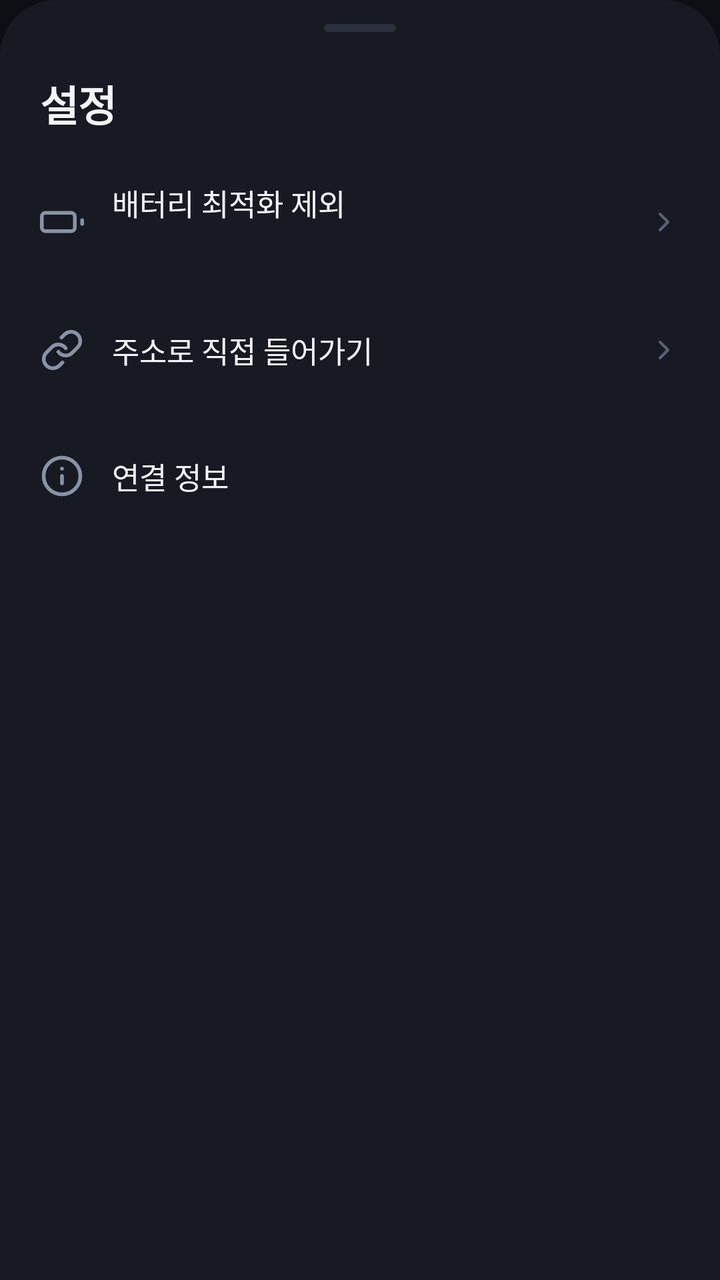
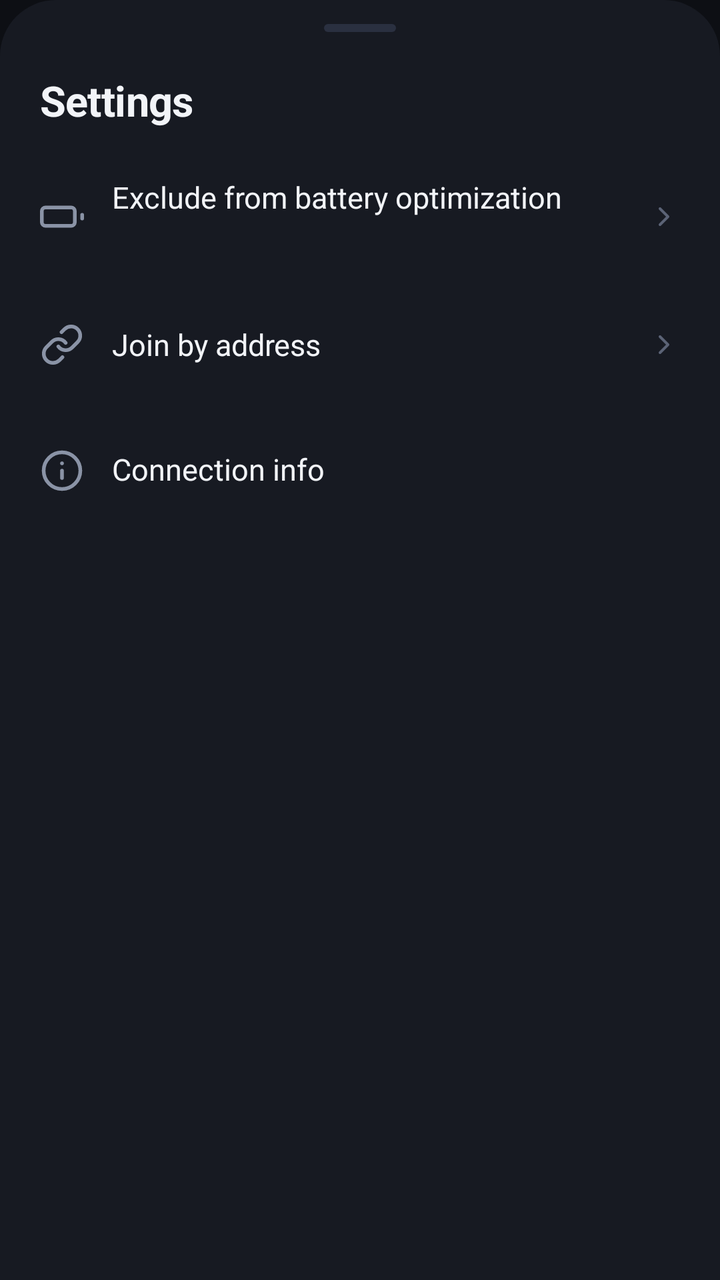

Compare the two renders of this Android layout. The source of the first and the diff that turns it into the second are given below.
<!-- AndroidManifest.xml: application theme AppTheme -->
<!-- res/layout/sheet_settings.xml -->
<?xml version="1.0" encoding="utf-8"?>
<LinearLayout xmlns:android="http://schemas.android.com/apk/res/android"
    android:layout_width="match_parent"
    android:layout_height="wrap_content"
    android:background="@drawable/bg_sheet"
    android:orientation="vertical"
    android:paddingStart="12dp"
    android:paddingTop="12dp"
    android:paddingEnd="12dp"
    android:paddingBottom="20dp">

    <View style="@style/Grab" />

    <TextView style="@style/SheetTitle" android:paddingStart="8dp" android:text="설정" />

    <LinearLayout
        android:id="@+id/rowBattery"
        android:layout_width="match_parent"
        android:layout_height="wrap_content"
        android:layout_marginTop="12dp"
        android:background="@drawable/bg_row_flat"
        android:gravity="center_vertical"
        android:minHeight="64dp"
        android:paddingStart="8dp"
        android:paddingEnd="8dp">

        <ImageView style="@style/Icon" android:src="@drawable/ic_battery" />

        <LinearLayout
            android:layout_width="0dp"
            android:layout_height="wrap_content"
            android:layout_marginStart="14dp"
            android:layout_weight="1"
            android:orientation="vertical">

            <TextView
                android:layout_width="wrap_content"
                android:layout_height="wrap_content"
                android:text="배터리 최적화 제외"
                android:textColor="@color/text"
                android:textSize="15sp" />

            <TextView
                android:id="@+id/batterySub"
                android:layout_width="wrap_content"
                android:layout_height="wrap_content"
                android:layout_marginTop="2dp"
                android:textColor="@color/text_dim"
                android:textSize="12.5sp" />
        </LinearLayout>

        <ImageView
            android:id="@+id/batteryChev"
            style="@style/Icon"
            android:layout_width="16dp"
            android:layout_height="16dp"
            android:src="@drawable/ic_chev"
            android:tint="@color/text_faint" />
    </LinearLayout>

    <LinearLayout
        android:id="@+id/rowDirect"
        android:layout_width="match_parent"
        android:layout_height="64dp"
        android:background="@drawable/bg_row_flat"
        android:gravity="center_vertical"
        android:paddingStart="8dp"
        android:paddingEnd="8dp">

        <ImageView style="@style/Icon" android:src="@drawable/ic_link" />

        <TextView
            android:layout_width="0dp"
            android:layout_height="wrap_content"
            android:layout_marginStart="14dp"
            android:layout_weight="1"
            android:text="주소로 직접 들어가기"
            android:textColor="@color/text"
            android:textSize="15sp" />

        <ImageView
            style="@style/Icon"
            android:layout_width="16dp"
            android:layout_height="16dp"
            android:src="@drawable/ic_chev"
            android:tint="@color/text_faint" />
    </LinearLayout>

    <LinearLayout
        android:layout_width="match_parent"
        android:layout_height="wrap_content"
        android:gravity="top"
        android:minHeight="64dp"
        android:paddingStart="8dp"
        android:paddingTop="20dp"
        android:paddingEnd="8dp"
        android:paddingBottom="12dp">

        <ImageView style="@style/Icon" android:src="@drawable/ic_info" />

        <LinearLayout
            android:layout_width="0dp"
            android:layout_height="wrap_content"
            android:layout_marginStart="14dp"
            android:layout_weight="1"
            android:orientation="vertical">

            <TextView
                android:layout_width="wrap_content"
                android:layout_height="wrap_content"
                android:text="연결 정보"
                android:textColor="@color/text"
                android:textSize="15sp" />

            
            <TextView
                android:id="@+id/netInfo"
                android:layout_width="wrap_content"
                android:layout_height="wrap_content"
                android:layout_marginTop="6dp"
                android:fontFamily="monospace"
                android:lineSpacingExtra="4dp"
                android:textColor="@color/text_dim"
                android:textIsSelectable="true"
                android:textSize="13sp" />
        </LinearLayout>
    </LinearLayout>

    <TextView
        android:id="@+id/version"
        style="@style/Fine"
        android:layout_marginTop="8dp" />
</LinearLayout>
<!-- resources referenced by this layout -->
<resources>
  <color name="text">#F2F4F8</color>
  <color name="text_dim">#8A93A6</color>
  <color name="text_faint">#5B6376</color>
  <!-- drawable bg_row_flat (drawable) -->
  <?xml version="1.0" encoding="utf-8"?>
  <ripple xmlns:android="http://schemas.android.com/apk/res/android" android:color="@color/ripple">
      <item android:id="@android:id/mask">
          <shape><solid android:color="#FFFFFFFF" /><corners android:radius="14dp" /></shape>
      </item>
  </ripple>
  <!-- drawable bg_sheet (drawable) -->
  <?xml version="1.0" encoding="utf-8"?>
  <shape xmlns:android="http://schemas.android.com/apk/res/android">
      <solid android:color="@color/surface" />
      <corners android:topLeftRadius="28dp" android:topRightRadius="28dp" />
  </shape>
  <!-- drawable ic_chev (drawable) -->
  <?xml version="1.0" encoding="utf-8"?>
  <vector xmlns:android="http://schemas.android.com/apk/res/android" android:width="24dp" android:height="24dp" android:viewportWidth="24" android:viewportHeight="24">
      <path android:pathData="M9,18l6,-6l-6,-6" android:strokeColor="#FFFFFFFF" android:strokeWidth="2" android:strokeLineCap="round" android:strokeLineJoin="round" android:fillColor="#00000000" />
  </vector>
  <style name="Fine">
          <item name="android:layout_width">match_parent</item>
          <item name="android:layout_height">wrap_content</item>
          <item name="android:textSize">12sp</item>
          <item name="android:textColor">@color/text_faint</item>
          <item name="android:gravity">center</item>
          <item name="android:lineSpacingExtra">3dp</item>
      </style>
  <style name="Grab">
          <item name="android:layout_width">36dp</item>
          <item name="android:layout_height">4dp</item>
          <item name="android:layout_gravity">center_horizontal</item>
          <item name="android:layout_marginBottom">20dp</item>
          <item name="android:background">@drawable/bg_grab</item>
      </style>
  <style name="Icon">
          <item name="android:layout_width">22dp</item>
          <item name="android:layout_height">22dp</item>
          <item name="android:tint">@color/text_dim</item>
      </style>
  <style name="SheetTitle">
          <item name="android:layout_width">match_parent</item>
          <item name="android:layout_height">wrap_content</item>
          <item name="android:textSize">21sp</item>
          <item name="android:textStyle">bold</item>
          <item name="android:textColor">@color/text</item>
          <item name="android:letterSpacing">-0.01</item>
      </style>
  <style name="AppTheme" parent="@android:style/Theme.Material.NoActionBar">
          <item name="android:windowBackground">@color/bg</item>
          <item name="android:statusBarColor">@color/bg</item>
          <item name="android:navigationBarColor">@color/bg</item>
          <item name="android:colorAccent">@color/accent</item>
          <item name="android:textColorPrimary">@color/text</item>
          <item name="android:textColorSecondary">@color/text_dim</item>
          <item name="android:textColorHint">@color/text_dim</item>
      </style>
  <color name="ripple">#1FFFFFFF</color>
  <color name="surface">#171A22</color>
  <!-- drawable bg_grab (drawable) -->
  <?xml version="1.0" encoding="utf-8"?>
  <shape xmlns:android="http://schemas.android.com/apk/res/android">
      <solid android:color="@color/stroke" />
      <corners android:radius="2dp" />
  </shape>
  <color name="bg">#0D0F14</color>
  <color name="accent">#6C5CE7</color>
  <color name="stroke">#2A3040</color>
  <!-- unchanged entries left out for length: 3 -->
</resources>

<!-- the commit's change to res/layout/sheet_settings.xml (unified diff, before → after) -->
@@ -11,7 +11,7 @@
 
     <View style="@style/Grab" />
 
-    <TextView style="@style/SheetTitle" android:paddingStart="8dp" android:text="설정" />
+    <TextView style="@style/SheetTitle" android:paddingStart="8dp" android:text="@string/settings" />
 
     <LinearLayout
         android:id="@+id/rowBattery"
@@ -36,7 +36,7 @@
             <TextView
                 android:layout_width="wrap_content"
                 android:layout_height="wrap_content"
-                android:text="배터리 최적화 제외"
+                android:text="@string/settings_sheet_battery"
                 android:textColor="@color/text"
                 android:textSize="15sp" />
 
@@ -74,7 +74,7 @@
             android:layout_height="wrap_content"
             android:layout_marginStart="14dp"
             android:layout_weight="1"
-            android:text="주소로 직접 들어가기"
+            android:text="@string/direct_title"
             android:textColor="@color/text"
             android:textSize="15sp" />
 
@@ -108,7 +108,7 @@
             <TextView
                 android:layout_width="wrap_content"
                 android:layout_height="wrap_content"
-                android:text="연결 정보"
+                android:text="@string/settings_sheet_net_info"
                 android:textColor="@color/text"
                 android:textSize="15sp" />
 
<!-- resource entries referenced after the edit -->
@@ -21,6 +21,10 @@
   <vector xmlns:android="http://schemas.android.com/apk/res/android" android:width="24dp" android:height="24dp" android:viewportWidth="24" android:viewportHeight="24">
       <path android:pathData="M9,18l6,-6l-6,-6" android:strokeColor="#FFFFFFFF" android:strokeWidth="2" android:strokeLineCap="round" android:strokeLineJoin="round" android:fillColor="#00000000" />
   </vector>
+  <string name="direct_title">Join by address</string>
+  <string name="settings">Settings</string>
+  <string name="settings_sheet_battery">Exclude from battery optimization</string>
+  <string name="settings_sheet_net_info">Connection info</string>
   <style name="Fine">
           <item name="android:layout_width">match_parent</item>
           <item name="android:layout_height">wrap_content</item>
